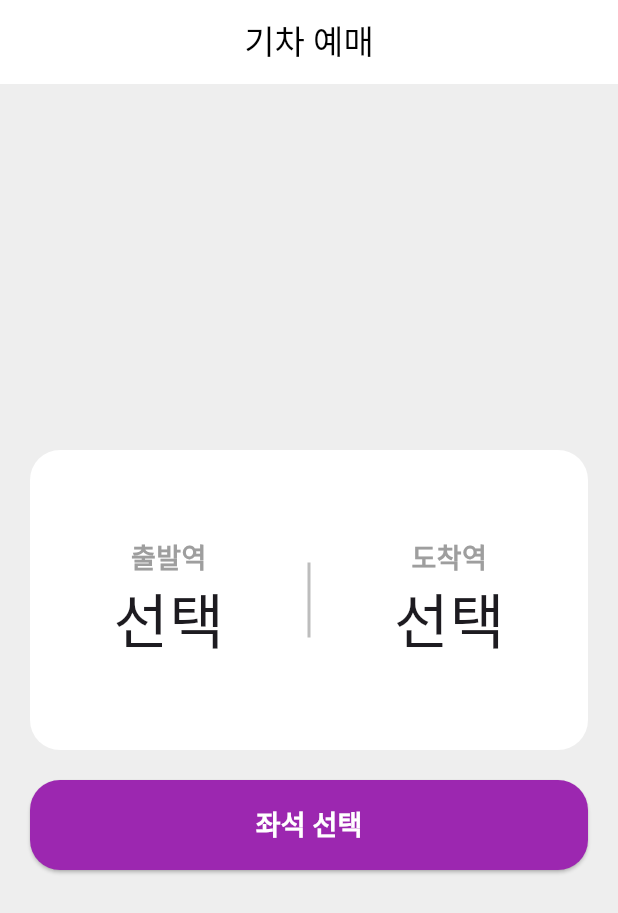
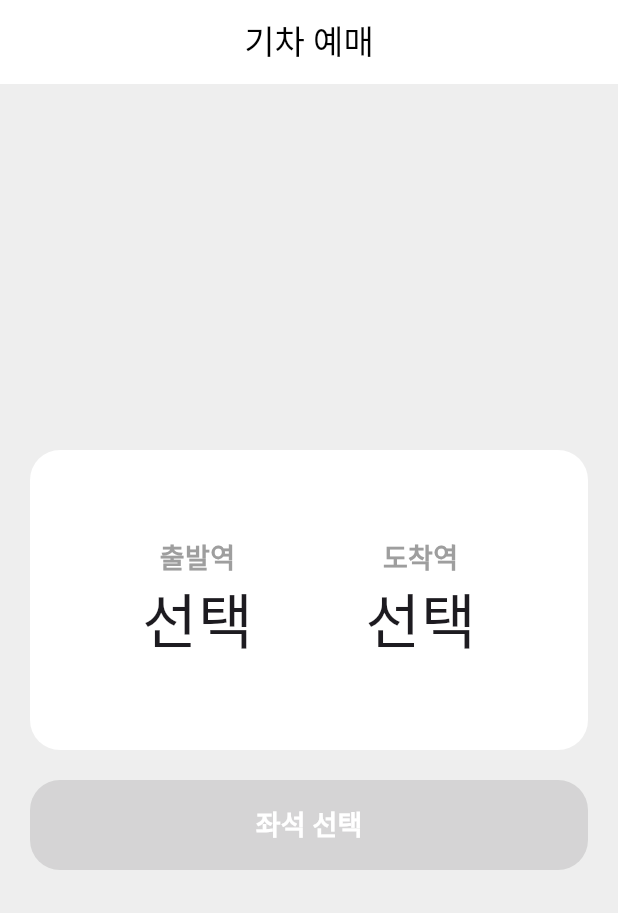
Before and after one commit to xhahwkd/flutter_train_app, a Flutter app: the screen it shows after launch, on a phone screen of 412 x 824 dp. Shown: the top 913 px of the screen. Run offline on Flutter 3.47's test engine with Material 3 defaults, Android fonts, the phone set to English and light mode, and no system bars.

Commit message:
좌석 선택 활성화 기능 추가

```diff
--- a/lib/home/home_page.dart
+++ b/lib/home/home_page.dart
@@ -1,9 +1,18 @@
 import 'package:flutter/material.dart';
 import 'package:flutter_train_reservation_app/home/widget/select_station_box.dart';
 import 'package:flutter_train_reservation_app/seat/seat_page.dart';
+import 'package:flutter_train_reservation_app/station_list/station_list_page.dart';
 
-class HomePage extends StatelessWidget {
+class HomePage extends StatefulWidget {
   HomePage({super.key});
+
+  @override
+  State<HomePage> createState() => _HomePageState();
+}
+
+class _HomePageState extends State<HomePage> {
+  String? departureStation;
+  String? arrivalStation;
 
   @override
   Widget build(BuildContext context) {
@@ -29,9 +38,40 @@ class HomePage extends StatelessWidget {
                 child: Row(
                   mainAxisAlignment: MainAxisAlignment.spaceEvenly,
                   children: [
-                    SelectStationBox("출발역"),
-                    Container(width: 2, height: 50, color: Colors.grey[400]),
-                    SelectStationBox("도착역"),
+                    SelectStationBox(
+                      title: "출발역",
+                      selectedStation: departureStation,
+                      onTap: () async {
+                        final result = await Navigator.push(
+                          context,
+                          MaterialPageRoute(
+                            builder: (context) => StationListPage(),
+                          ),
+                        );
+                        if (result != null) {
+                          setState(() {
+                            departureStation = result;
+                          });
+                        }
+                      },
+                    ),
+                    SelectStationBox(
+                      title: "도착역",
+                      selectedStation: arrivalStation,
+                      onTap: () async {
+                        final result = await Navigator.push(
+                          context,
+                          MaterialPageRoute(
+                            builder: (context) => StationListPage(),
+                          ),
+                        );
+                        if (result != null) {
+                          setState(() {
+                            arrivalStation = result;
+                          });
+                        }
+                      },
+                    ),
                   ],
                 ),
               ),
@@ -47,12 +87,14 @@ class HomePage extends StatelessWidget {
                     borderRadius: BorderRadius.circular(20),
                   ),
                 ),
-                onPressed: () {
-                  Navigator.push(
-                    context,
-                    MaterialPageRoute(builder: (context) => SeatPage()),
-                  );
-                },
+                onPressed: (departureStation != null && arrivalStation != null)
+                    ? () {
+                        Navigator.push(
+                          context,
+                          MaterialPageRoute(builder: (context) => SeatPage()),
+                        );
+                      }
+                    : null,
                 child: Text(
                   "좌석 선택",
                   style: TextStyle(
--- a/lib/home/widget/select_station_box.dart
+++ b/lib/home/widget/select_station_box.dart
@@ -1,24 +1,24 @@
 import 'package:flutter/material.dart';
-import 'package:flutter_train_reservation_app/station_list/station_list_page.dart';
 
-class SelectStationBox extends StatefulWidget {
-  final String stationType;
+class SelectStationBox extends StatelessWidget {
+  final String title; // "출발역" 또는 "도착역"
+  final String? selectedStation; // 선택된 역 (없으면 null)
+  final VoidCallback onTap;
 
-  const SelectStationBox(this.stationType, {super.key});
+  const SelectStationBox({
+    required this.title,
+    required this.selectedStation,
+    required this.onTap,
+    Key? key,
+  }) : super(key: key);
 
-  @override
-  State<SelectStationBox> createState() => _SelectStationBoxState();
-}
-
-class _SelectStationBoxState extends State<SelectStationBox> {
-  String? selectedStation;
   @override
   Widget build(BuildContext context) {
     return Column(
       mainAxisAlignment: MainAxisAlignment.center,
       children: [
         Text(
-          "${widget.stationType}",
+          title,
           style: TextStyle(
             fontSize: 18,
             color: Colors.grey,
@@ -27,17 +27,7 @@ class _SelectStationBoxState extends State<SelectStationBox> {
         ),
         GestureDetector(
           child: Text(selectedStation ?? "선택", style: TextStyle(fontSize: 40)),
-          onTap: () async {
-            final result = await Navigator.push(
-              context,
-              MaterialPageRoute(builder: (context) => StationListPage()),
-            );
-            if (result != null && result is String) {
-              setState(() {
-                selectedStation = result;
-              });
-            }
-          },
+          onTap: onTap,
         ),
       ],
     );
```
